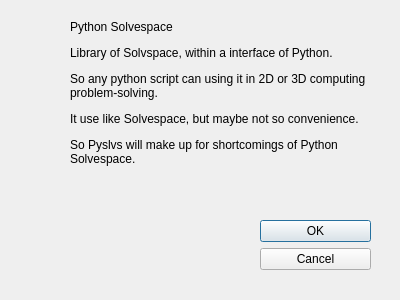
First picture: the form in core/info/info.ui, repository KmolYuan/Pyslvs-UI, before the edit.
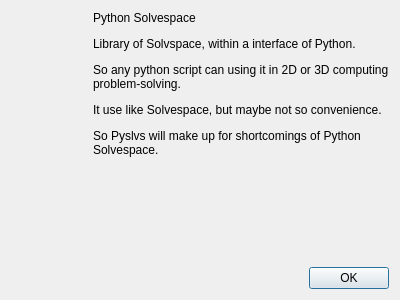
Second picture: the form after the edit. Icons and pictures are not drawn.

```diff
--- a/core/info/info.ui
+++ b/core/info/info.ui
@@ -41,34 +41,13 @@
   <property name="modal">
    <bool>true</bool>
   </property>
-  <widget class="QDialogButtonBox" name="buttonBox">
-   <property name="geometry">
-    <rect>
-     <x>260</x>
-     <y>220</y>
-     <width>111</width>
-     <height>71</height>
-    </rect>
-   </property>
-   <property name="whatsThis">
-    <string>Click to exit</string>
-   </property>
-   <property name="orientation">
-    <enum>Qt::Vertical</enum>
-   </property>
-   <property name="standardButtons">
-    <set>QDialogButtonBox::Cancel|QDialogButtonBox::Ok</set>
-   </property>
-  </widget>
+  <layout class="QVBoxLayout" name="verticalLayout_2">
+   <item>
+    <layout class="QHBoxLayout" name="horizontalLayout">
+     <item>
+      <layout class="QVBoxLayout" name="verticalLayout">
+       <item>
   <widget class="QLabel" name="label">
-   <property name="geometry">
-    <rect>
-     <x>10</x>
-     <y>10</y>
-     <width>51</width>
-     <height>51</height>
-    </rect>
-   </property>
    <property name="whatsThis">
     <string>Pyslvs Icon!</string>
    </property>
@@ -79,15 +58,24 @@
     <pixmap resource="../../icons.qrc">:/icons/main.png</pixmap>
    </property>
   </widget>
+       </item>
+       <item>
+        <spacer name="verticalSpacer">
+         <property name="orientation">
+          <enum>Qt::Vertical</enum>
+         </property>
+         <property name="sizeHint" stdset="0">
+          <size>
+           <width>20</width>
+           <height>40</height>
+          </size>
+         </property>
+        </spacer>
+       </item>
+      </layout>
+     </item>
+     <item>
   <widget class="QLabel" name="label_2">
-   <property name="geometry">
-    <rect>
-     <x>70</x>
-     <y>20</y>
-     <width>311</width>
-     <height>191</height>
-    </rect>
-   </property>
    <property name="whatsThis">
     <string>Version Info</string>
    </property>
@@ -104,6 +92,46 @@
     <bool>true</bool>
    </property>
   </widget>
+     </item>
+    </layout>
+   </item>
+   <item>
+    <layout class="QHBoxLayout" name="horizontalLayout_2">
+     <item>
+      <spacer name="horizontalSpacer">
+       <property name="orientation">
+        <enum>Qt::Horizontal</enum>
+       </property>
+       <property name="sizeHint" stdset="0">
+        <size>
+         <width>40</width>
+         <height>20</height>
+        </size>
+       </property>
+      </spacer>
+     </item>
+     <item>
+      <widget class="QDialogButtonBox" name="buttonBox">
+       <property name="sizePolicy">
+        <sizepolicy hsizetype="Fixed" vsizetype="Fixed">
+         <horstretch>0</horstretch>
+         <verstretch>0</verstretch>
+        </sizepolicy>
+       </property>
+       <property name="whatsThis">
+        <string>Click to exit</string>
+       </property>
+       <property name="orientation">
+        <enum>Qt::Vertical</enum>
+       </property>
+       <property name="standardButtons">
+        <set>QDialogButtonBox::Ok</set>
+       </property>
+      </widget>
+     </item>
+    </layout>
+   </item>
+  </layout>
  </widget>
  <resources>
   <include location="../../icons.qrc"/>
```
Lines whose indentation alone changed are shown as unchanged.
